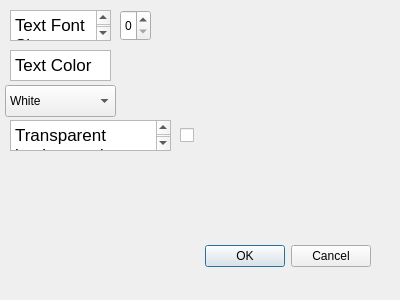
Before: the Qt Designer form chat-display/preferences.ui in Yahya-Alkhosoussy/youtube-chat-on-screen, drawn with Qt 5.
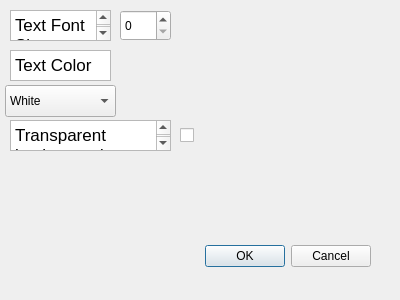
After: the same form once the commit is applied.

Commit message: increased the width of the number thing

```diff
--- a/chat-display/preferences.ui
+++ b/chat-display/preferences.ui
@@ -54,7 +54,7 @@
     <rect>
      <x>120</x>
      <y>10</y>
-     <width>31</width>
+     <width>51</width>
      <height>31</height>
     </rect>
    </property>
```
